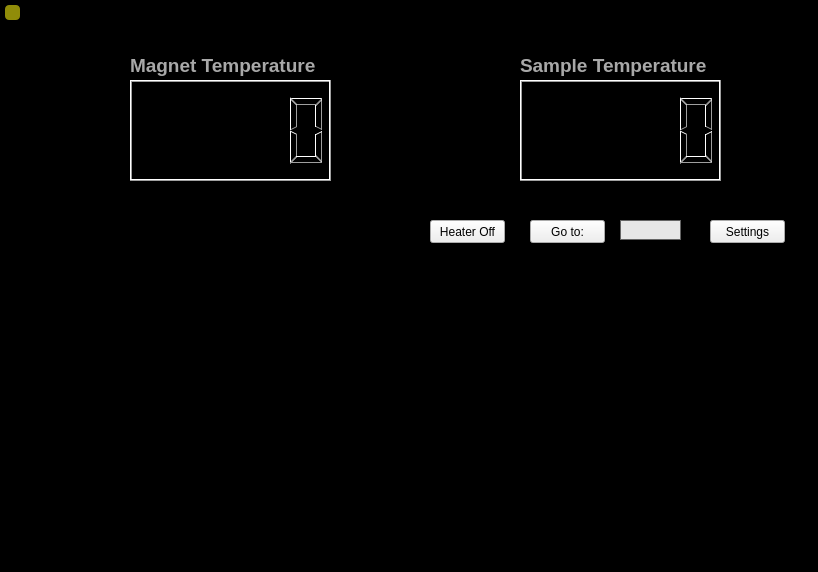
The window that Scanner GUI/TemperatureControl/TemperatureControl.ui (afylab/nanoSQUID-Scanning-Software) describes before a commit, drawn with Qt 5.
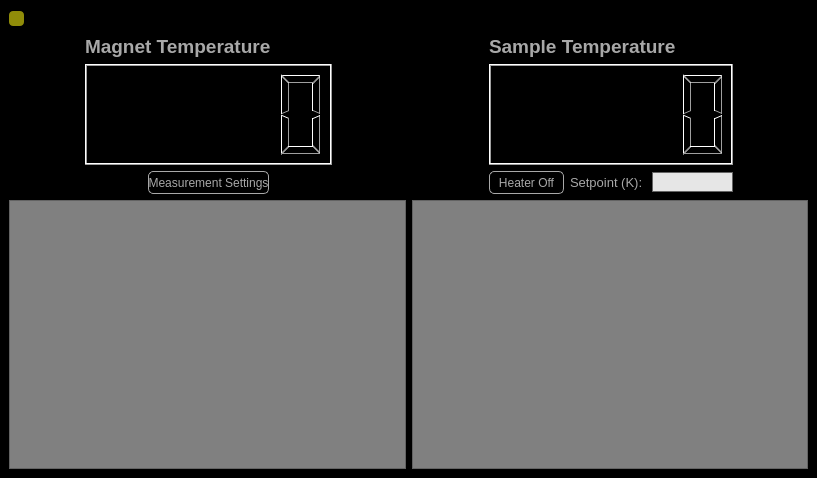
The same window after the commit.

Diff of the .ui file:
```diff
--- a/Scanner GUI/TemperatureControl/TemperatureControl.ui
+++ b/Scanner GUI/TemperatureControl/TemperatureControl.ui
@@ -6,8 +6,8 @@
    <rect>
     <x>0</x>
     <y>0</y>
-    <width>818</width>
-    <height>572</height>
+    <width>817</width>
+    <height>478</height>
    </rect>
   </property>
   <property name="sizePolicy">
@@ -24,8 +24,8 @@
   </property>
   <property name="maximumSize">
    <size>
-    <width>999999</width>
-    <height>99999</height>
+    <width>9999</width>
+    <height>9999</height>
    </size>
   </property>
   <property name="windowTitle">
@@ -59,16 +59,46 @@
 QTabBar::tab{background: black;
 color: rgb(168,168,168);
 }
-QTabBar::tab:selected {background: rgb(50,50,50);}</string>
+QTabBar::tab:selected {background: rgb(50,50,50);}
+
+QPushButton{
+color: rgb(168,168,168);
+background-color:rgb(0,0,0);
+border: 1px solid rgb(168,168,168);
+border-radius: 5px
+}
+
+QPushButton:pressed{
+color: rgb(168,168,168);
+background-color:rgb(95,107,166);
+border: 1px solid rgb(168,168,168);
+border-radius: 5px
+}
+
+QPushButton:disabled{
+color: rgb(80,80,80);
+background-color:rgb(0,0,0);
+border: 1px solid rgb(80,80,80);
+border-radius: 5px
+}
+</string>
    </property>
+   <layout class="QVBoxLayout" name="verticalLayout_3" stretch="0,0,1">
+    <item>
+     <layout class="QHBoxLayout" name="horizontalLayout_5" stretch="0,0">
+      <item>
    <widget class="QPushButton" name="push_Servers">
-    <property name="geometry">
-     <rect>
-      <x>5</x>
-      <y>5</y>
+        <property name="minimumSize">
+         <size>
       <width>15</width>
       <height>15</height>
-     </rect>
+         </size>
+        </property>
+        <property name="maximumSize">
+         <size>
+          <width>15</width>
+          <height>15</height>
+         </size>
     </property>
     <property name="font">
      <font>
@@ -81,55 +111,48 @@
      <string notr="true">#push_Servers{
 background: rgb(144, 140, 9);
  border-radius: 4px;
+border: 0px;
 }</string>
     </property>
     <property name="text">
      <string/>
     </property>
    </widget>
-   <widget class="QLCDNumber" name="lcdNumber_temp1">
-    <property name="geometry">
-     <rect>
-      <x>130</x>
-      <y>80</y>
-      <width>201</width>
-      <height>101</height>
-     </rect>
-    </property>
-    <property name="font">
-     <font>
-      <pointsize>14</pointsize>
-      <weight>75</weight>
-      <bold>true</bold>
-     </font>
-    </property>
-   </widget>
-   <widget class="QLCDNumber" name="lcdNumber_temp2">
-    <property name="geometry">
-     <rect>
-      <x>520</x>
-      <y>80</y>
-      <width>201</width>
-      <height>101</height>
-     </rect>
-    </property>
-    <property name="font">
-     <font>
-      <pointsize>14</pointsize>
-      <weight>75</weight>
-      <bold>true</bold>
-     </font>
-    </property>
-   </widget>
+      </item>
+      <item>
+       <spacer name="horizontalSpacer_5">
+        <property name="orientation">
+         <enum>Qt::Horizontal</enum>
+        </property>
+        <property name="sizeHint" stdset="0">
+         <size>
+          <width>40</width>
+          <height>20</height>
+         </size>
+        </property>
+       </spacer>
+      </item>
+     </layout>
+    </item>
+    <item>
+     <layout class="QHBoxLayout" name="horizontalLayout_4" stretch="1,0,2,0,1">
+      <item>
+       <spacer name="horizontalSpacer_2">
+        <property name="orientation">
+         <enum>Qt::Horizontal</enum>
+        </property>
+        <property name="sizeHint" stdset="0">
+         <size>
+          <width>40</width>
+          <height>20</height>
+         </size>
+        </property>
+       </spacer>
+      </item>
+      <item>
+       <layout class="QVBoxLayout" name="verticalLayout" stretch="0,1,0">
+        <item>
    <widget class="QLabel" name="label">
-    <property name="geometry">
-     <rect>
-      <x>130</x>
-      <y>50</y>
-      <width>211</width>
-      <height>31</height>
-     </rect>
-    </property>
     <property name="font">
      <font>
       <pointsize>14</pointsize>
@@ -141,15 +164,72 @@
      <string>Magnet Temperature</string>
     </property>
    </widget>
+        </item>
+        <item>
+         <widget class="QLCDNumber" name="lcdNumber_magTemp">
+          <property name="minimumSize">
+           <size>
+            <width>247</width>
+            <height>101</height>
+           </size>
+          </property>
+          <property name="font">
+           <font>
+            <pointsize>14</pointsize>
+            <weight>75</weight>
+            <bold>true</bold>
+           </font>
+          </property>
+         </widget>
+        </item>
+        <item>
+         <layout class="QHBoxLayout" name="horizontalLayout">
+          <item>
+           <widget class="QPushButton" name="push_Settings">
+            <property name="sizePolicy">
+             <sizepolicy hsizetype="Maximum" vsizetype="Fixed">
+              <horstretch>0</horstretch>
+              <verstretch>0</verstretch>
+             </sizepolicy>
+            </property>
+            <property name="minimumSize">
+             <size>
+              <width>0</width>
+              <height>23</height>
+             </size>
+            </property>
+            <property name="maximumSize">
+             <size>
+              <width>121</width>
+              <height>23</height>
+             </size>
+            </property>
+            <property name="text">
+             <string>Measurement Settings</string>
+            </property>
+           </widget>
+          </item>
+         </layout>
+        </item>
+       </layout>
+      </item>
+      <item>
+       <spacer name="horizontalSpacer">
+        <property name="orientation">
+         <enum>Qt::Horizontal</enum>
+        </property>
+        <property name="sizeHint" stdset="0">
+         <size>
+          <width>40</width>
+          <height>20</height>
+         </size>
+        </property>
+       </spacer>
+      </item>
+      <item>
+       <layout class="QVBoxLayout" name="verticalLayout_2" stretch="0,1,0">
+        <item>
    <widget class="QLabel" name="label_2">
-    <property name="geometry">
-     <rect>
-      <x>520</x>
-      <y>50</y>
-      <width>211</width>
-      <height>31</height>
-     </rect>
-    </property>
     <property name="font">
      <font>
       <pointsize>14</pointsize>
@@ -161,55 +241,139 @@
      <string>Sample Temperature</string>
     </property>
    </widget>
-   <widget class="QLineEdit" name="lineEdit">
-    <property name="geometry">
-     <rect>
-      <x>620</x>
-      <y>220</y>
-      <width>61</width>
-      <height>20</height>
-     </rect>
-    </property>
-   </widget>
-   <widget class="QPushButton" name="pushButton">
-    <property name="geometry">
-     <rect>
-      <x>530</x>
-      <y>220</y>
+        </item>
+        <item>
+         <widget class="QLCDNumber" name="lcdNumber_sampleTemp">
+          <property name="font">
+           <font>
+            <pointsize>14</pointsize>
+            <weight>75</weight>
+            <bold>true</bold>
+           </font>
+          </property>
+         </widget>
+        </item>
+        <item>
+         <layout class="QHBoxLayout" name="horizontalLayout_3">
+          <item>
+           <widget class="QPushButton" name="push_heater">
+            <property name="sizePolicy">
+             <sizepolicy hsizetype="Fixed" vsizetype="Fixed">
+              <horstretch>0</horstretch>
+              <verstretch>0</verstretch>
+             </sizepolicy>
+            </property>
+            <property name="minimumSize">
+             <size>
       <width>75</width>
       <height>23</height>
-     </rect>
-    </property>
-    <property name="text">
-     <string>Go to:</string>
-    </property>
-   </widget>
-   <widget class="QPushButton" name="pushButton_2">
-    <property name="geometry">
-     <rect>
-      <x>430</x>
-      <y>220</y>
+             </size>
+            </property>
+            <property name="maximumSize">
+             <size>
       <width>75</width>
       <height>23</height>
-     </rect>
+             </size>
     </property>
     <property name="text">
      <string>Heater Off</string>
     </property>
    </widget>
-   <widget class="QPushButton" name="pushButton_3">
-    <property name="geometry">
-     <rect>
-      <x>710</x>
-      <y>220</y>
-      <width>75</width>
-      <height>23</height>
-     </rect>
+          </item>
+          <item>
+           <widget class="QLabel" name="label_3">
+            <property name="sizePolicy">
+             <sizepolicy hsizetype="Fixed" vsizetype="Preferred">
+              <horstretch>0</horstretch>
+              <verstretch>0</verstretch>
+             </sizepolicy>
+            </property>
+            <property name="font">
+             <font>
+              <pointsize>10</pointsize>
+             </font>
     </property>
     <property name="text">
-     <string>Settings</string>
-    </property>
-   </widget>
+             <string>Setpoint (K): </string>
+            </property>
+           </widget>
+          </item>
+          <item>
+           <widget class="QLineEdit" name="lineEdit_setpoint">
+            <property name="sizePolicy">
+             <sizepolicy hsizetype="Fixed" vsizetype="Fixed">
+              <horstretch>0</horstretch>
+              <verstretch>0</verstretch>
+             </sizepolicy>
+            </property>
+            <property name="minimumSize">
+             <size>
+              <width>81</width>
+              <height>20</height>
+             </size>
+            </property>
+            <property name="maximumSize">
+             <size>
+              <width>81</width>
+              <height>20</height>
+             </size>
+            </property>
+           </widget>
+          </item>
+         </layout>
+        </item>
+       </layout>
+      </item>
+      <item>
+       <spacer name="horizontalSpacer_3">
+        <property name="orientation">
+         <enum>Qt::Horizontal</enum>
+        </property>
+        <property name="sizeHint" stdset="0">
+         <size>
+          <width>40</width>
+          <height>20</height>
+         </size>
+        </property>
+       </spacer>
+      </item>
+     </layout>
+    </item>
+    <item>
+     <layout class="QHBoxLayout" name="horizontalLayout_2">
+      <item>
+       <widget class="QFrame" name="magTempFrame">
+        <property name="styleSheet">
+         <string notr="true">#magTempFrame{
+background: grey
+}</string>
+        </property>
+        <property name="frameShape">
+         <enum>QFrame::StyledPanel</enum>
+        </property>
+        <property name="frameShadow">
+         <enum>QFrame::Raised</enum>
+        </property>
+       </widget>
+      </item>
+      <item>
+       <widget class="QFrame" name="sampleTempFrame">
+        <property name="styleSheet">
+         <string notr="true">#sampleTempFrame{
+background: grey
+}</string>
+        </property>
+        <property name="frameShape">
+         <enum>QFrame::StyledPanel</enum>
+        </property>
+        <property name="frameShadow">
+         <enum>QFrame::Raised</enum>
+        </property>
+       </widget>
+      </item>
+     </layout>
+    </item>
+   </layout>
   </widget>
  </widget>
  <resources>
```
Lines whose indentation alone changed are shown as unchanged.
